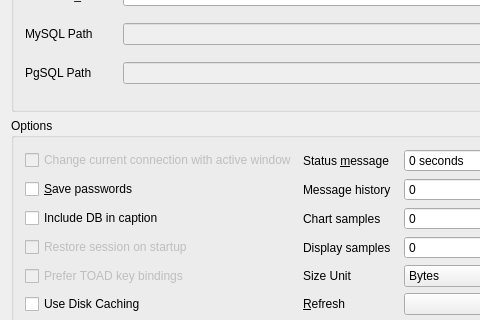
Qt form src/core/toglobalsettingui.ui (tora-tool/tora) before a commit; both pictures show x 0 to 480 and y 225 to 545 of the 756 by 679 pixel window.
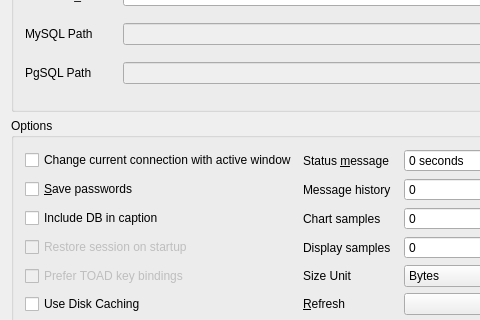
The same form after that commit.

What changed in the file:
```diff
--- a/src/core/toglobalsettingui.ui
+++ b/src/core/toglobalsettingui.ui
@@ -343,9 +343,6 @@
       </item>
       <item row="0" column="0">
        <widget class="QCheckBox" name="ChangeConnection">
-        <property name="enabled">
-         <bool>false</bool>
-        </property>
         <property name="toolTip">
          <string>Change currently select connection to the connection of the new active window</string>
         </property>
```
